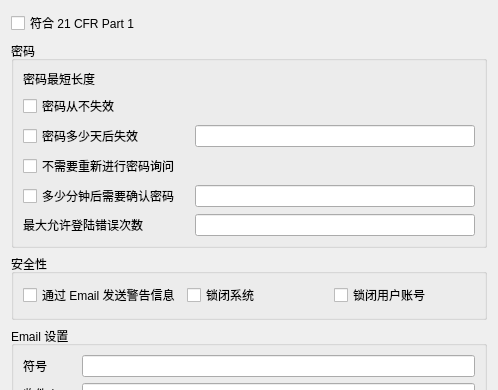
First picture: the form in template-qt/gui/SettingWidget.ui, repository xtuer/template-app, before the edit; both pictures show x 0 to 498 and y 0 to 390 of the 498 by 661 pixel window.
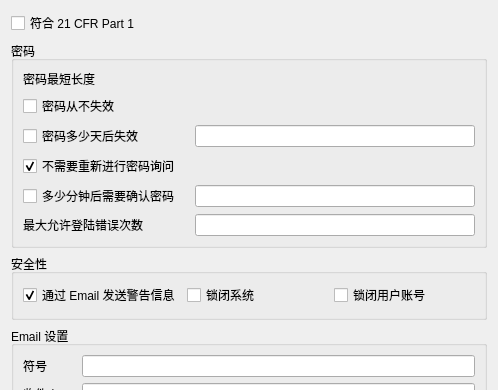
Second picture: the form after the edit.

Commit message: 更新效果图片

Patch:
```diff
--- a/template-qt/gui/SettingWidget.ui
+++ b/template-qt/gui/SettingWidget.ui
@@ -62,6 +62,9 @@
         <property name="text">
          <string>不需要重新进行密码询问</string>
         </property>
+        <property name="checked">
+         <bool>true</bool>
+        </property>
        </widget>
       </item>
       <item row="4" column="0">
@@ -98,6 +101,9 @@
         <property name="text">
          <string>通过 Email 发送警告信息</string>
         </property>
+        <property name="checked">
+         <bool>true</bool>
+        </property>
        </widget>
       </item>
       <item>
```
The commit also changes 2 other files.
